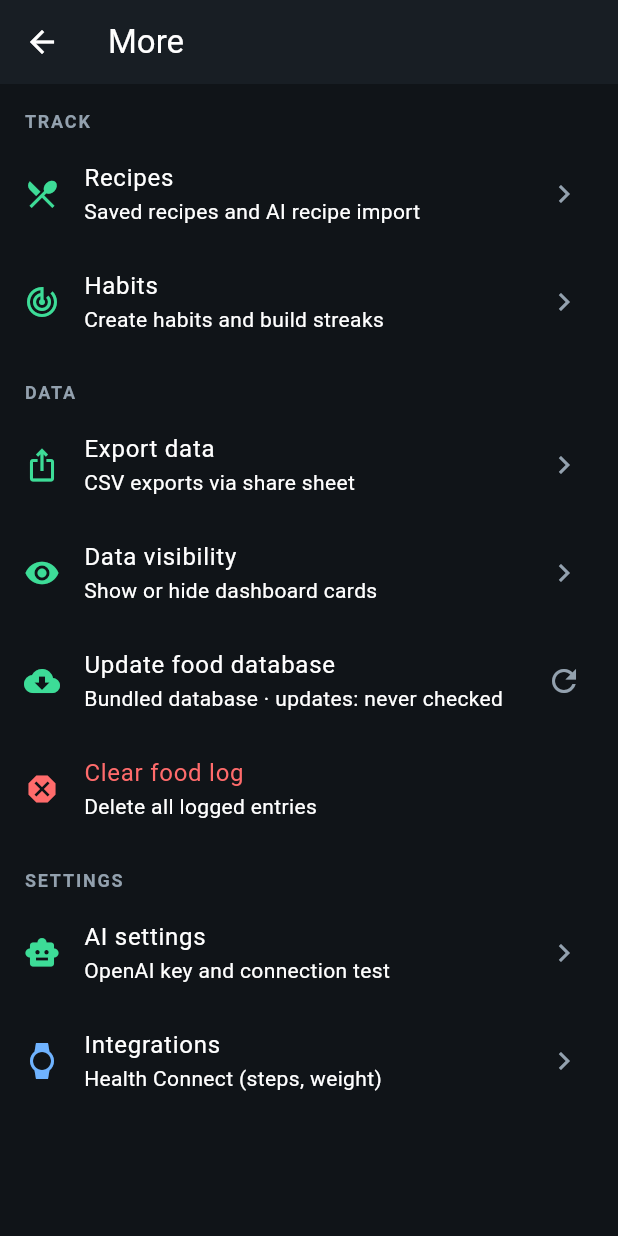
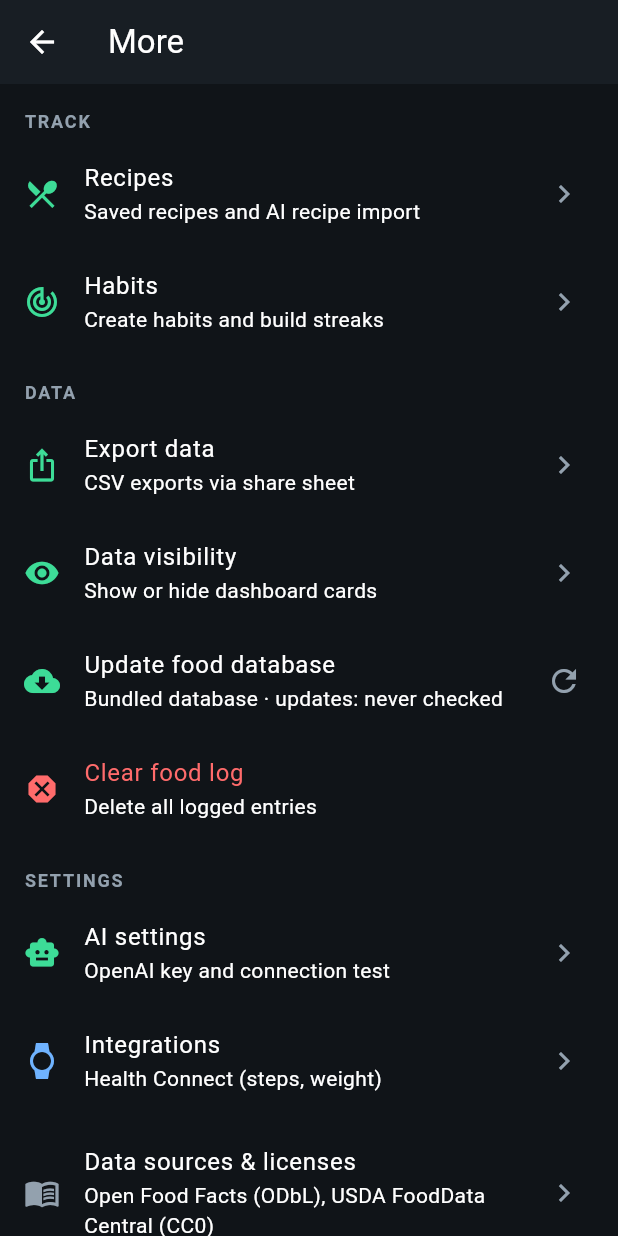
Before and after one commit to adlotsof/macromeister, a Flutter app: the MoreScreen screen opened directly, on a phone screen of 412 x 824 dp. Run offline on Flutter 3.47's test engine with Material 3 defaults, Android fonts, the phone set to English and light mode, and no system bars; our stand-ins replace file_picker, fl_chart, image_picker, permission_handler, share_plus, sqflite; missing offline and left inert: excel, health, mobile_scanner; accounts and stored records are empty.

Commit message:
Data sources & licenses: OFF ODbL attribution screen, NOTICE.md, README section

```diff
--- /dev/null
+++ b/lib/ui/more/data_sources_screen.dart
@@ -0,0 +1,73 @@
+// Data sources & licenses: attribution for the bundled food datasets.
+// ignore: deprecated_member_use -- replacement package:material_ui is not published yet
+import 'package:flutter/material.dart';
+
+import '../../theme.dart';
+
+class DataSourcesScreen extends StatelessWidget {
+  const DataSourcesScreen({super.key});
+
+  @override
+  Widget build(BuildContext context) => Scaffold(
+        appBar: AppBar(title: const Text('Data sources & licenses')),
+        body: ListView(
+          padding: const EdgeInsets.all(16),
+          children: [
+            _block(
+              'Open Food Facts',
+              'This app contains information from Open Food Facts '
+                  '(https://world.openfoodfacts.org), which is made available '
+                  'here under the Open Database License (ODbL) 1.0 '
+                  '(https://opendatacommons.org/licenses/odbl/1-0). '
+                  '© Open Food Facts contributors.\n\n'
+                  'The bundled product database (foods_off.db) is a derivative '
+                  'of the Open Food Facts database (filtered to products with a '
+                  'name and normalized nutrient fields) and is therefore '
+                  'licensed under the ODbL 1.0 as well. If you redistribute it '
+                  'or a further derivative, it must remain under the ODbL and '
+                  'keep this attribution. Product images are not redistributed '
+                  'by this app.',
+              'https://world.openfoodfacts.org/terms-of-use',
+            ),
+            const SizedBox(height: 16),
+            _block(
+              'USDA FoodData Central',
+              'The common-foods database (foods_common.db) is built from USDA '
+                  'FoodData Central: FNDDS 2021-2023 and SR Legacy (April 2018). '
+                  'USDA FoodData Central data are in the public domain, '
+                  'published under CC0 1.0 Universal.\n\n'
+                  'Suggested citation: U.S. Department of Agriculture, '
+                  'Agricultural Research Service. FoodData Central. '
+                  'fdc.nal.usda.gov.',
+              'https://fdc.nal.usda.gov/',
+            ),
+            const SizedBox(height: 16),
+            const Text(
+              'This app is not affiliated with or endorsed by Open Food Facts '
+              'or the USDA. Application code is a private project.',
+              style: TextStyle(color: MtTheme.textDim, fontSize: 12),
+            ),
+          ],
+        ),
+      );
+
+  Widget _block(String title, String body, String url) => Container(
+        padding: const EdgeInsets.all(16),
+        decoration: BoxDecoration(
+          color: MtTheme.surface,
+          borderRadius: BorderRadius.circular(12),
+        ),
+        child: Column(
+          crossAxisAlignment: CrossAxisAlignment.start,
+          children: [
+            Text(title,
+                style: const TextStyle(
+                    fontWeight: FontWeight.w600, fontSize: 15)),
+            const SizedBox(height: 8),
+            Text(body, style: const TextStyle(fontSize: 13, height: 1.4)),
+            const SizedBox(height: 8),
+            Text(url, style: const TextStyle(color: MtTheme.accent, fontSize: 12)),
+          ],
+        ),
+      );
+}
--- a/lib/ui/more/more_screen.dart
+++ b/lib/ui/more/more_screen.dart
@@ -8,6 +8,7 @@ import '../../services/food_updates.dart';
 import '../../theme.dart';
 import 'ai_settings.dart';
 import 'data_export.dart';
+import 'data_sources_screen.dart';
 import 'data_visibility.dart';
 import 'habits_screen.dart';
 import 'integrations.dart';
@@ -79,6 +80,15 @@ class MoreScreen extends StatelessWidget {
             trailing: const Icon(Icons.chevron_right, color: MtTheme.textDim),
             onTap: () => Navigator.push(context,
                 MaterialPageRoute(builder: (_) => const IntegrationsScreen())),
+          ),
+          const SizedBox(height: 12),
+          ListTile(
+            leading: const Icon(Icons.menu_book, color: MtTheme.textDim),
+            title: const Text('Data sources & licenses'),
+            subtitle: const Text('Open Food Facts (ODbL), USDA FoodData Central (CC0)'),
+            trailing: const Icon(Icons.chevron_right, color: MtTheme.textDim),
+            onTap: () => Navigator.push(context,
+                MaterialPageRoute(builder: (_) => const DataSourcesScreen())),
           ),
           const SizedBox(height: 24),
         ],
```
Also changed, not shown: 2 other files.
